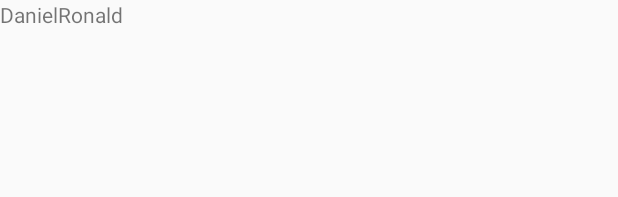
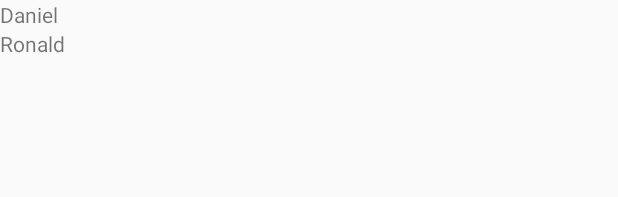
Before and after one commit to joabetc/Agenda, an Android app: the layout activity_students_list.xml on its own in the app's theme, with its tools: preview values and no code run, on a phone screen of 412 x 824 dp. Shown: the top 197 px of the screen. Run offline under Robolectric (Android 15) with nearby library versions, the light colour scheme and no system bars.

Commit message:
Changing layout orientation

```diff
--- a/app/src/main/res/layout/activity_students_list.xml
+++ b/app/src/main/res/layout/activity_students_list.xml
@@ -1,7 +1,8 @@
 <?xml version="1.0" encoding="utf-8"?>
 <LinearLayout xmlns:android="http://schemas.android.com/apk/res/android"
     android:layout_width="match_parent"
-    android:layout_height="match_parent">
+    android:layout_height="match_parent"
+    android:orientation="vertical">
 
     <TextView
         android:layout_width="wrap_content"
```
